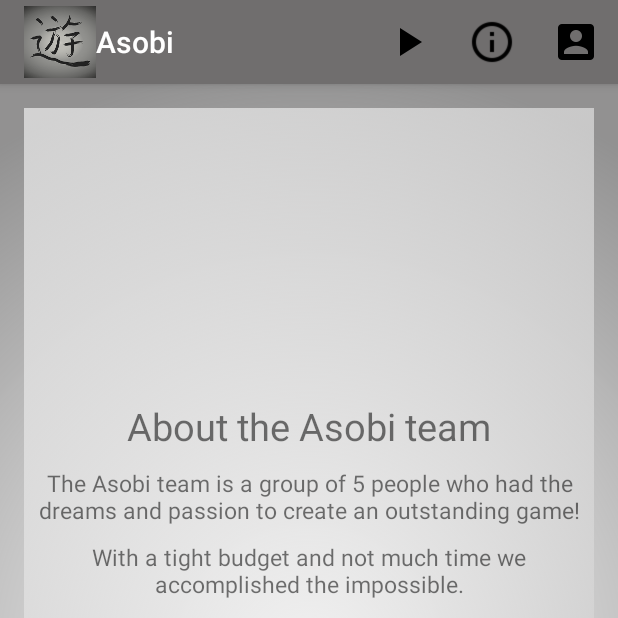
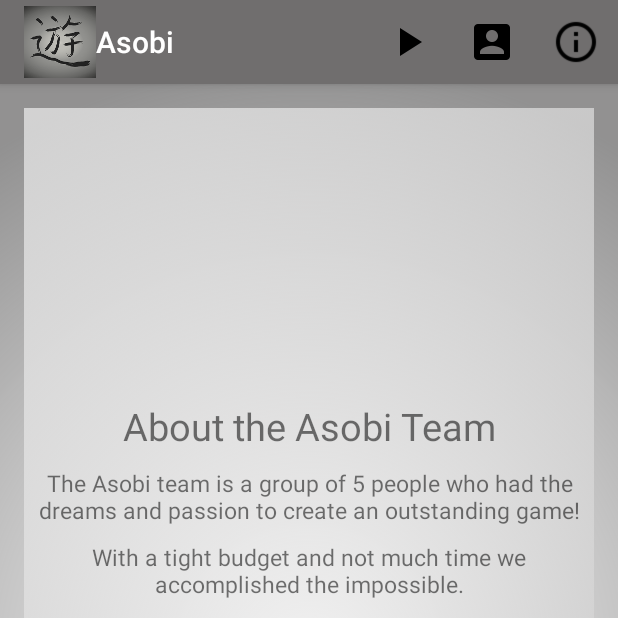
Before and after one commit to OlegBottiger/AndroidProject_QuizApp_Game, an Android app: the AboutActivity screen opened directly, with no data from a screen before it, on a phone screen of 412 x 824 dp, the top half of it. Run offline under Robolectric (Android 15) with nearby library versions, the phone set to English and light mode, and no system bars.

Commit message:
Fix grafic and layout

```diff
--- a/app/src/main/res/menu/menu_my.xml
+++ b/app/src/main/res/menu/menu_my.xml
@@ -9,20 +9,21 @@
         android:orderInCategory="1"
         app:showAsAction="ifRoom"
         />
+
+    <item
+        android:id="@+id/profile"
+        android:icon="@drawable/ic_account_box_black_48dp"
+        android:title="@string/profile_item"
+        android:orderInCategory="2"
+        app:showAsAction="ifRoom"
+        />
     <item
         android:id="@+id/info"
         android:icon="@drawable/ic_info_outline_black"
         android:title="@string/info"
-        android:orderInCategory="2"
+        android:orderInCategory="3"
         app:showAsAction="ifRoom"
 
         />
-    <item
-        android:id="@+id/profile"
-        android:icon="@drawable/ic_account_box_black_48dp"
-        android:title="@string/profile_item"
-        android:orderInCategory="3"
-        app:showAsAction="ifRoom"
-        />
 
 </menu>
```
Also changed, not shown: app/src/main/res/layout/activity_result.xml (+7 -6 lines), app/src/main/res/values/strings.xml (+5 -5 lines), app/src/main/res/drawable/asobi_background.png (added), app/src/main/res/drawable/ic_launcher.png (deleted).
